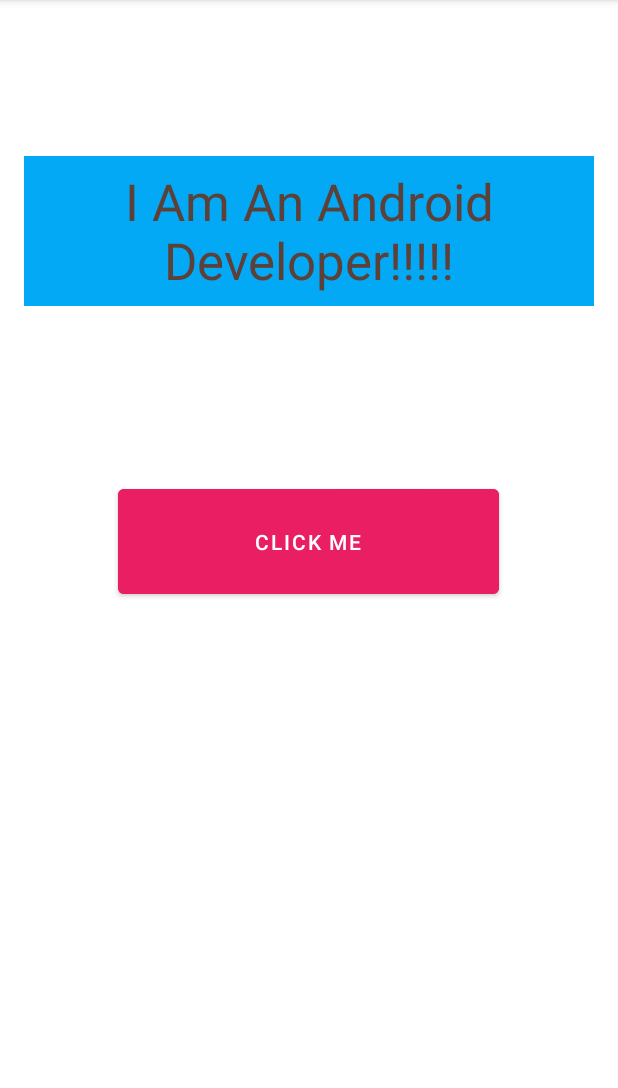
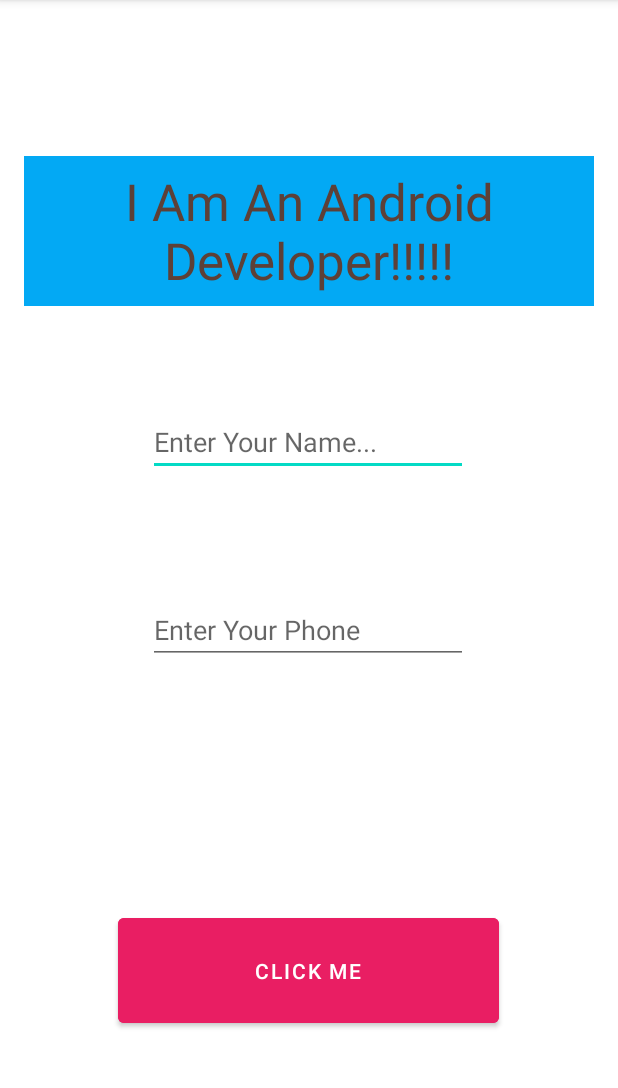
Before and after one commit to mortessa99/3-Android-HelloWorld, an Android app: the screen it shows after launch (MainActivity), after a tap on "CLICK ME", on a phone screen of 412 x 824 dp, the part 84-1172 px from its top. Run offline under Robolectric (Android 15) with nearby library versions, the phone set to English and light mode, and no system bars.

Commit message:
end of edit text lesson (25)

```diff
--- a/app/src/main/java/com/example/a3_helloworld/MainActivity.java
+++ b/app/src/main/java/com/example/a3_helloworld/MainActivity.java
@@ -1,29 +1,37 @@
 package com.example.a3_helloworld;
 
 import androidx.appcompat.app.AppCompatActivity;
-
 import android.os.Bundle;
 import android.util.Log;
 import android.view.View;
+import android.widget.EditText;
 import android.widget.TextView;
 
 public class MainActivity extends AppCompatActivity {
     //all of the UI components are Views.(for 'buttonIsClicked' )
     //some times without 'public' app crashing like this app.(after click)
-    //and without 'public' color method is gray (now is green)
+    //and without 'public' color method is gray Although its use in the activity_main.---(now is green)
    public void buttonIsClicked(View buttonIsView){
+       TextView txtView = findViewById(R.id.txtView);
+       EditText edtName = findViewById(R.id.edtName);
+       EditText edtPhone = findViewById(R.id.edtPhone);
+
+
+
         int result = 5 * 94;
         Log.i("multiple",result+"");
         Log.i("mytext",txtView.getText().toString());
+        Log.i("myvalue",edtName.getText().toString());
+        Log.i("myphone",edtPhone.getText().toString());
     }
 
-    TextView txtView;
+
 
     @Override
     protected void onCreate(Bundle savedInstanceState) {
         super.onCreate(savedInstanceState);
         setContentView(R.layout.activity_main);
 
-        txtView = findViewById(R.id.txtView);
+
     }
 }
--- a/app/src/main/res/layout/activity_main.xml
+++ b/app/src/main/res/layout/activity_main.xml
@@ -29,13 +29,39 @@
         android:id="@+id/btnClick"
         android:layout_width="254dp"
         android:layout_height="82dp"
-        android:layout_marginTop="116dp"
+        android:layout_marginBottom="80dp"
         android:backgroundTint="#E91E63"
         android:onClick="buttonIsClicked"
         android:text="Click Me"
+        app:layout_constraintBottom_toBottomOf="parent"
         app:layout_constraintEnd_toEndOf="parent"
-        app:layout_constraintHorizontal_bias="0.498"
+        app:layout_constraintHorizontal_bias="0.496"
+        app:layout_constraintStart_toStartOf="parent" />
+
+    <EditText
+        android:id="@+id/edtName"
+        android:layout_width="wrap_content"
+        android:layout_height="wrap_content"
+        android:layout_marginTop="68dp"
+        android:ems="10"
+        android:hint="Enter Your Name..."
+        android:inputType="textPersonName"
+        app:layout_constraintEnd_toEndOf="parent"
+        app:layout_constraintHorizontal_bias="0.497"
         app:layout_constraintStart_toStartOf="parent"
         app:layout_constraintTop_toBottomOf="@+id/txtView" />
 
+    <EditText
+        android:id="@+id/edtPhone"
+        android:layout_width="wrap_content"
+        android:layout_height="wrap_content"
+        android:layout_marginTop="80dp"
+        android:ems="10"
+        android:hint="Enter Your Phone"
+        android:inputType="phone"
+        app:layout_constraintEnd_toEndOf="@+id/edtName"
+        app:layout_constraintHorizontal_bias="0.0"
+        app:layout_constraintStart_toStartOf="@+id/edtName"
+        app:layout_constraintTop_toBottomOf="@+id/edtName" />
+
 </androidx.constraintlayout.widget.ConstraintLayout>
```
